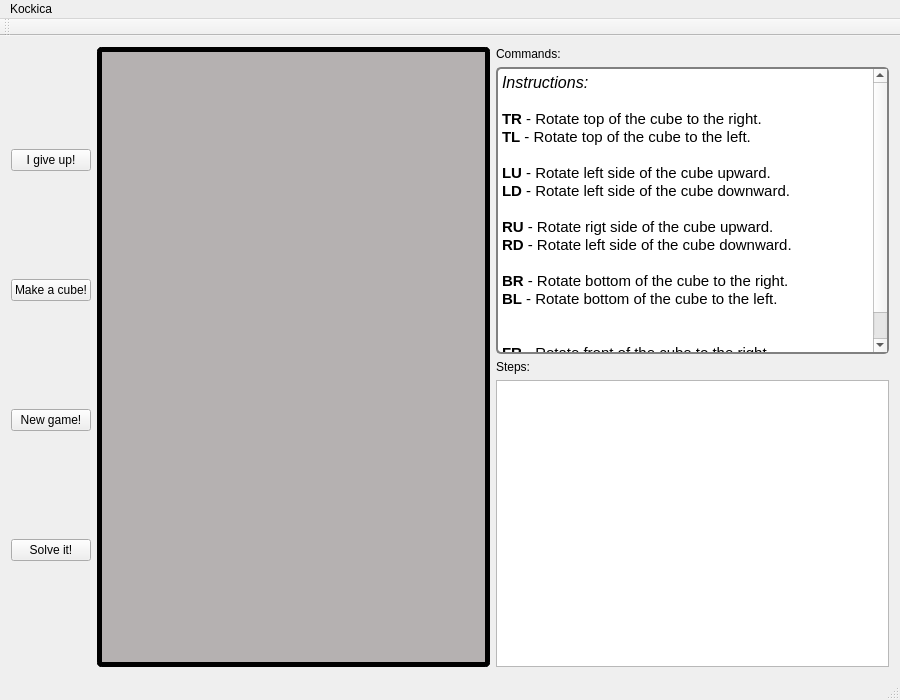
Dara1994/SolveRubickCubeEasy, file SRCE/rubik.ui: the form before one commit.
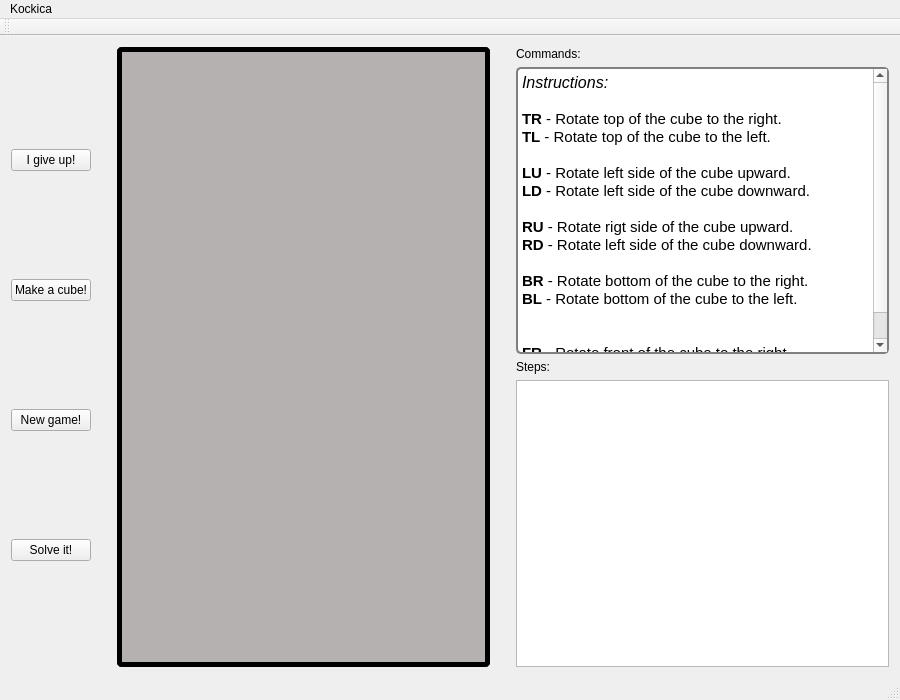
The form after the commit.

Commit message: Male izmene.

Diff of the .ui file:
```diff
--- a/SRCE/rubik.ui
+++ b/SRCE/rubik.ui
@@ -80,6 +80,22 @@
       </item>
      </layout>
     </item>
+    <item>
+     <spacer name="horizontalSpacer">
+      <property name="orientation">
+       <enum>Qt::Horizontal</enum>
+      </property>
+      <property name="sizeType">
+       <enum>QSizePolicy::Preferred</enum>
+      </property>
+      <property name="sizeHint" stdset="0">
+       <size>
+        <width>20</width>
+        <height>20</height>
+       </size>
+      </property>
+     </spacer>
+    </item>
     <item>
      <widget class="QGroupBox" name="groupBox">
       <property name="sizePolicy">
@@ -107,6 +123,22 @@
       </property>
      </widget>
     </item>
+    <item>
+     <spacer name="horizontalSpacer_2">
+      <property name="orientation">
+       <enum>Qt::Horizontal</enum>
+      </property>
+      <property name="sizeType">
+       <enum>QSizePolicy::Preferred</enum>
+      </property>
+      <property name="sizeHint" stdset="0">
+       <size>
+        <width>20</width>
+        <height>20</height>
+       </size>
+      </property>
+     </spacer>
+    </item>
     <item>
      <layout class="QVBoxLayout" name="verticalLayout_2">
       <item>
```
Left out of the diff: 3 changed lines with no effect on the pictures. The commit also changes 2 other files.
